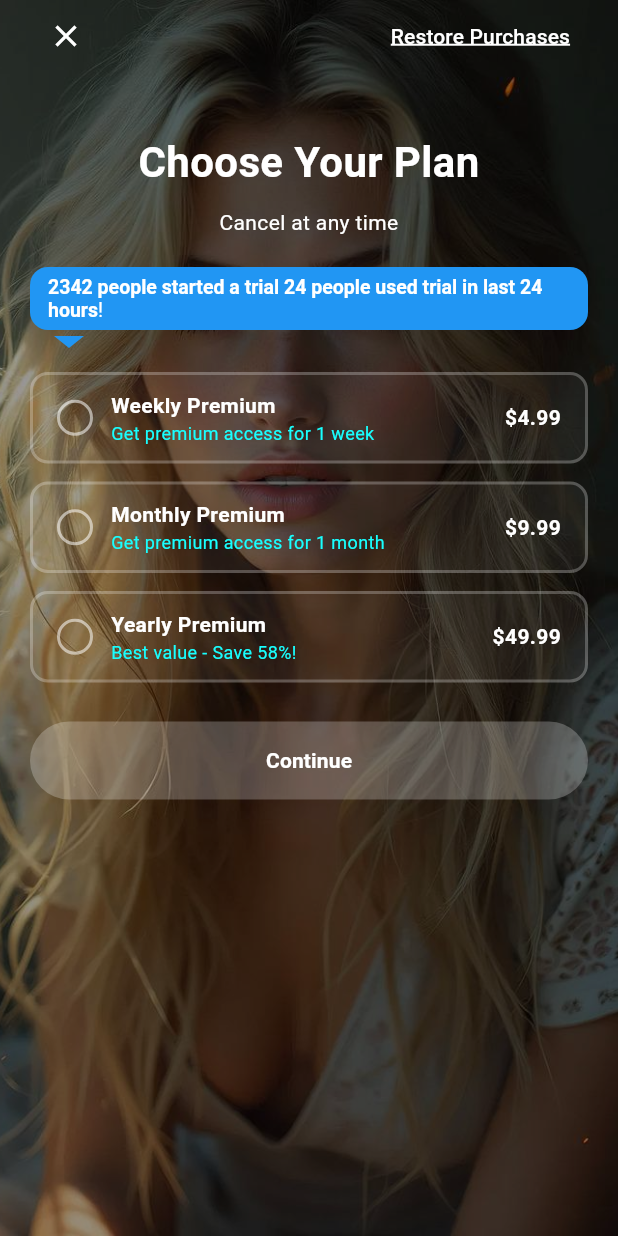
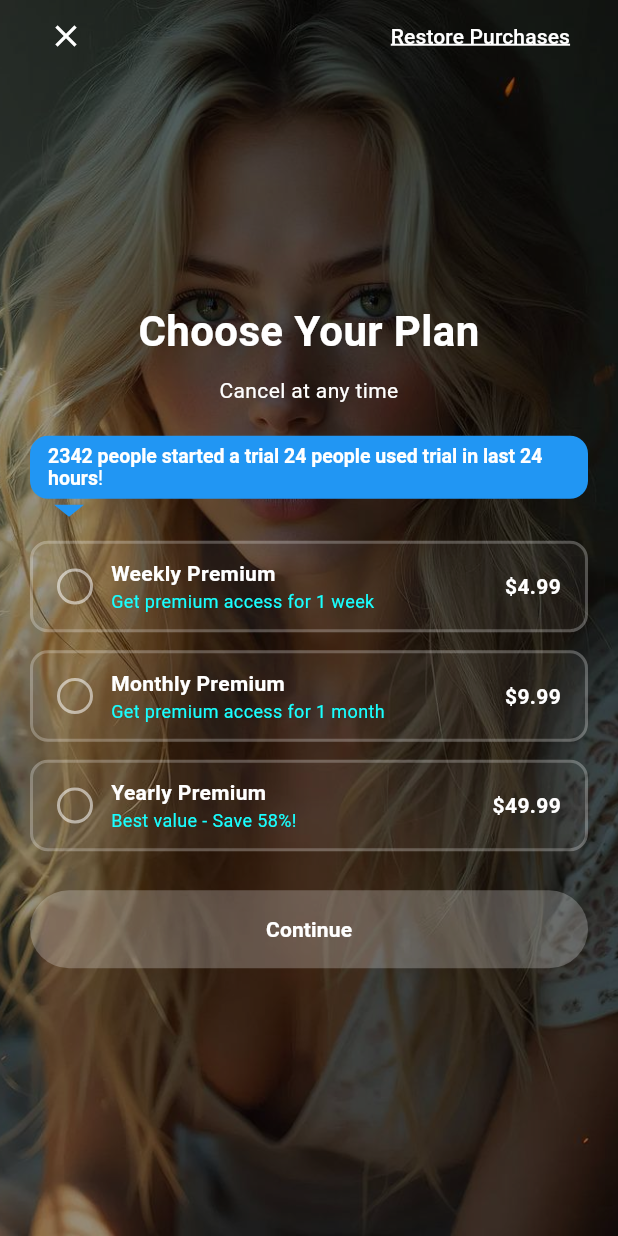
Before and after one commit to gorkemalgan/gui_paywall, a Flutter app: the screen it shows after launch, after a tap on "Video Up!", on a phone screen of 412 x 824 dp. Run offline on Flutter 3.47's test engine with Material 3 defaults, Android fonts, the phone set to English and light mode, and no system bars; our stand-ins replace carousel_slider, flutter_svg, lottie; missing offline and left inert: desktop_window; generated files the repository leaves out were written again.

Commit message:
VideoUp Screen updated.

```diff
--- a/lib/src/paywalls/paywall_videoup.dart
+++ b/lib/src/paywalls/paywall_videoup.dart
@@ -66,7 +66,9 @@ class _VideoUpScreenState extends State<VideoUpScreen> with PaywallSanityCheck<V
                                   ),
                                 ],
                               ),
-                              const SizedBox(height: 40),
+                              // Spacer ile aşağıya itiyoruz
+                              const Spacer(),
+                              // Aşağıda görünmesini istediğimiz alanlar:
                               Text(
                                 context.localizations.chooseYourPlan,
                                 textAlign: TextAlign.center,
@@ -170,6 +172,8 @@ class _VideoUpScreenState extends State<VideoUpScreen> with PaywallSanityCheck<V
                                   );
                                 },
                               ),
+                              // Sonunda bir Spacer daha ekleyerek ortalamayı güçlendirebiliriz (isteğe bağlı)
+                              const Spacer(),
                             ],
                           ),
                         ),
```
